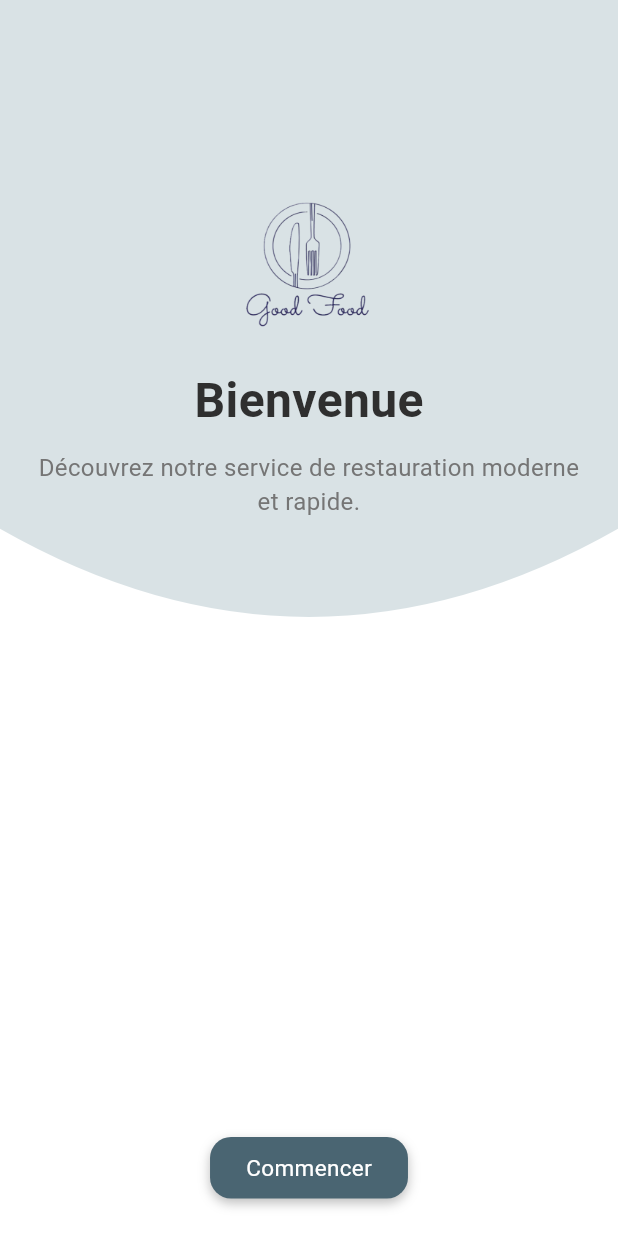
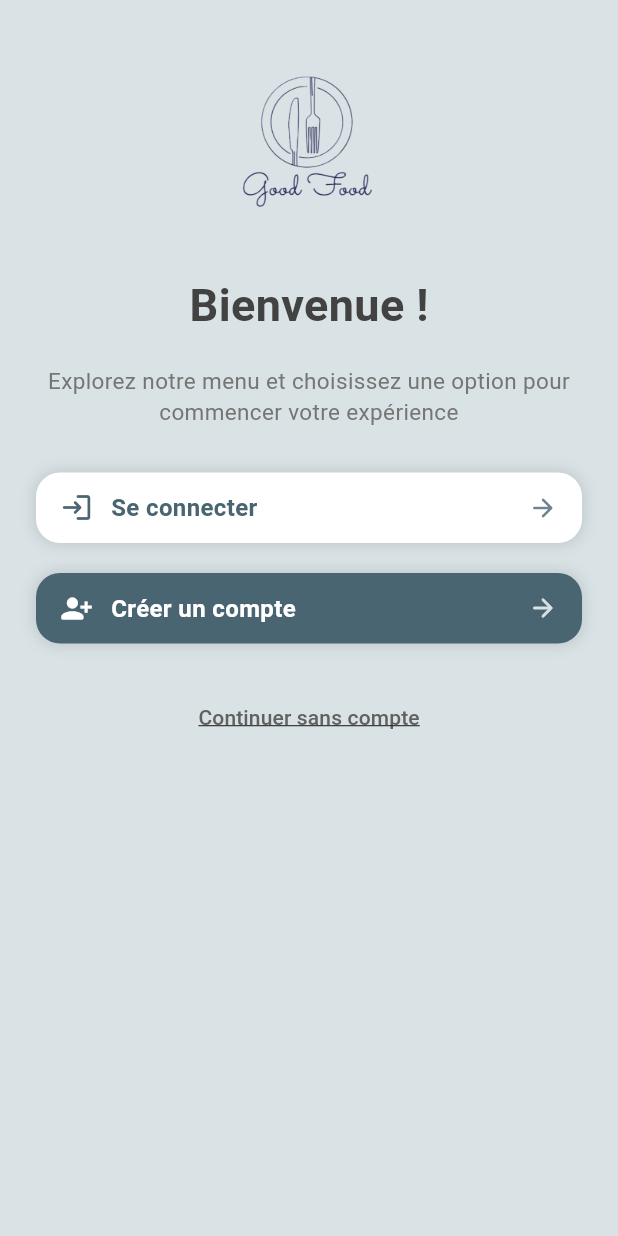
Before and after one commit to Ikram299/restaurant_app, a Flutter app: the screen it shows after launch, on a phone screen of 412 x 824 dp. Run offline on Flutter 3.47's test engine with Material 3 defaults, Android fonts, the phone set to English and light mode, and no system bars; Roboto replaces fonts that are missing (Poppins).

Commit message:
Sauvegarde des modifications locales

```diff
--- a/frontend/lib/main.dart
+++ b/frontend/lib/main.dart
@@ -2,6 +2,7 @@ import 'package:flutter/material.dart';
 import 'screens/welcome_screen.dart';
 import 'screens/login_screen.dart';
 import 'screens/signup_screen.dart';
+
 // Importer aussi home_screen si tu l'as
 
 void main() {
--- a/frontend/lib/screens/welcome_screen.dart
+++ b/frontend/lib/screens/welcome_screen.dart
@@ -1,103 +1,73 @@
 import 'package:flutter/material.dart';
 
-class WelcomeScreen extends StatefulWidget {
-  @override
-  _WelcomeScreenState createState() => _WelcomeScreenState();
-}
-
-class _WelcomeScreenState extends State<WelcomeScreen>
-    with SingleTickerProviderStateMixin {
-  late AnimationController _controller;
-  late Animation<Offset> _slideAnimation;
-  late Animation<double> _fadeAnimation;
-  late Animation<Offset> _buttonOffsetAnimation;
-  late Animation<double> _buttonOpacity;
-
-  final primaryColor = Color(0xFF4A6572);
-
-  @override
-  void initState() {
-    super.initState();
-
-    _controller = AnimationController(
-      vsync: this,
-      duration: Duration(milliseconds: 1600),
-    );
-
-    _slideAnimation = Tween<Offset>(
-      begin: Offset(0, -1),
-      end: Offset(0, 0),
-    ).animate(CurvedAnimation(
-      parent: _controller,
-      curve: Curves.easeOut,
-    ));
-
-    _fadeAnimation = CurvedAnimation(
-      parent: _controller,
-      curve: Interval(0.2, 1.0, curve: Curves.easeIn),
-    );
-
-    _buttonOffsetAnimation = Tween<Offset>(
-      begin: Offset(0, 0.4),
-      end: Offset(0, 0),
-    ).animate(CurvedAnimation(
-      parent: _controller,
-      curve: Curves.easeOut,
-    ));
-
-    _buttonOpacity = CurvedAnimation(
-      parent: _controller,
-      curve: Interval(0.5, 1.0, curve: Curves.easeIn),
-    );
-
-    _controller.forward();
-  }
-
-  @override
-  void dispose() {
-    _controller.dispose();
-    super.dispose();
-  }
-
+class WelcomeScreen extends StatelessWidget {
   @override
   Widget build(BuildContext context) {
     return Scaffold(
-      backgroundColor: Colors.white,
+      backgroundColor: const Color(0xFFD9E2E5),
       body: SafeArea(
-        child: Stack(
+        child: SingleChildScrollView(
+          padding: const EdgeInsets.symmetric(horizontal: 24, vertical: 32),
+          child: Column(
+            crossAxisAlignment: CrossAxisAlignment.center,
             children: [
-            // Cercle animé
-            SlideTransition(
-              position: _slideAnimation,
-              child: FadeTransition(
-                opacity: _fadeAnimation,
-                child: ClipPath(
-                  clipper: TopHalfCircleClipper(),
-                  child: Container(
-                    height: 470,
-                    color: Color(0xFFD9E2E5),
-                    child: Column(
-                      mainAxisAlignment: MainAxisAlignment.center,
-                      children: [
-                        AnimatedLogo(),
-                        SizedBox(height: 20),
+              // Logo
+              Image.asset(
+                'assets/logo.png',
+                width: 120,
+                height: 120,
+              ),
+              const SizedBox(height: 30),
+              // Titre
               Text(
-                          'Bienvenue',
+                'Bienvenue !',
                 style: TextStyle(
-                            fontSize: 32,
-                            fontWeight: FontWeight.bold,
-                            color: Color(0xFF2F2F2F),
+                  fontSize: 30,
+                  fontWeight: FontWeight.w700,
+                  fontFamily: 'Poppins',
+                  color: Colors.grey.shade800,
                 ),
               ),
-                        SizedBox(height: 10),
-                        Padding(
-                          padding: const EdgeInsets.symmetric(horizontal: 24.0),
-                          child: Text(
-                            "Découvrez notre service de restauration moderne et rapide.",
+              const SizedBox(height: 18),
+              // Sous-titre
+              Text(
+                'Explorez notre menu et choisissez une option pour commencer votre expérience',
                 textAlign: TextAlign.center,
                 style: TextStyle(
-                              fontSize: 16,
+                  fontSize: 15,
                   color: Colors.grey.shade600,
+                  height: 1.4,
+                  fontFamily: 'Poppins',
+                ),
+              ),
+              const SizedBox(height: 30),
+              // Carte de connexion
+              _buildAuthOption(
+                icon: Icons.login_rounded,
+                text: 'Se connecter',
+                bgColor: Colors.white,
+                textColor: const Color(0xFF4A6572),
+                onPressed: () => Navigator.pushNamed(context, '/login'),
+              ),
+              const SizedBox(height: 20),
+              // Carte de création de compte
+              _buildAuthOption(
+                icon: Icons.person_add_alt_1_rounded,
+                text: 'Créer un compte',
+                bgColor: const Color(0xFF4A6572),
+                textColor: Colors.white,
+                onPressed: () => Navigator.pushNamed(context, '/signup'),
+              ),
+              const SizedBox(height: 25),
+              // Lien sans compte
+              TextButton(
+                onPressed: () {},
+                child: Text(
+                  'Continuer sans compte',
+                  style: TextStyle(
+                    color: Colors.grey.shade700,
+                    fontFamily: 'Poppins',
+                    decoration: TextDecoration.underline,
                   ),
                 ),
               ),
@@ -105,118 +75,53 @@ class _WelcomeScreenState extends State<WelcomeScreen>
           ),
         ),
       ),
-              ),
-            ),
+    );
+  }
 
-            // Bouton plus bas et plus petit
-            Align(
-              alignment: Alignment.bottomCenter,
-              child: FadeTransition(
-                opacity: _buttonOpacity,
-                child: SlideTransition(
-                  position: _buttonOffsetAnimation,
-                  child: Padding(
-                    padding: const EdgeInsets.only(bottom: 25.0), // plus bas
-                    child: InkWell(
-                      onTap: () {
-                        Navigator.pushReplacementNamed(context, '/login');
-                      },
-                      borderRadius: BorderRadius.circular(14),
-                      splashColor: Colors.white24,
-                      highlightColor: Colors.transparent,
-                      child: Ink(
+  Widget _buildAuthOption({
+    required IconData icon,
+    required String text,
+    required Color bgColor,
+    required Color textColor,
+    required VoidCallback onPressed,
+  }) {
+    return InkWell(
+      onTap: onPressed,
+      borderRadius: BorderRadius.circular(16),
+      child: Container(
         decoration: BoxDecoration(
-                          color: primaryColor,
-                          borderRadius: BorderRadius.circular(14),
-                          boxShadow: [
+          color: bgColor,
+          borderRadius: BorderRadius.circular(16),
+          boxShadow: const [
             BoxShadow(
-                              color: Colors.black26,
-                              blurRadius: 6,
-                              offset: Offset(0, 3),
-                            ),
+              color: Colors.black12,
+              blurRadius: 8,
+              spreadRadius: 1,
+            )
           ],
         ),
-                        child: Padding(
-                          padding: const EdgeInsets.symmetric(
-                              horizontal: 24, vertical: 10), // plus petit
+        padding: const EdgeInsets.symmetric(vertical: 12, horizontal: 16), // Réduction du padding pour les rendre plus petits
+        child: Row(
+          children: [
+            Icon(icon, color: textColor, size: 22), // Réduction de la taille de l'icône
+            const SizedBox(width: 12), // Réduction de l'espacement
+            Expanded(
               child: Text(
-                            'Commencer',
+                text,
                 style: TextStyle(
-                              fontSize: 15,
-                              color: Colors.white,
+                  fontSize: 16, // Réduction de la taille de la police
+                  color: textColor,
+                  fontWeight: FontWeight.w600,
+                  fontFamily: 'Poppins',
                 ),
               ),
             ),
-                      ),
-                    ),
-                  ),
-                ),
-              ),
-            )
+            Icon(Icons.arrow_forward_rounded,
+                color: textColor.withOpacity(0.8),
+                size: 20), // Réduction de la taille de l'icône de la flèche
           ],
         ),
       ),
     );
   }
 }
-
-// Clipper pour créer le demi-cercle
-class TopHalfCircleClipper extends CustomClipper<Path> {
-  @override
-  Path getClip(Size size) {
-    Path path = Path();
-    path.lineTo(0, size.height * 0.75);
-    path.quadraticBezierTo(
-      size.width / 2,
-      size.height,
-      size.width,
-      size.height * 0.75,
-    );
-    path.lineTo(size.width, 0);
-    path.close();
-    return path;
-  }
-
-  @override
-  bool shouldReclip(CustomClipper<Path> oldClipper) => false;
-}
-
-// Logo animé
-class AnimatedLogo extends StatefulWidget {
-  @override
-  _AnimatedLogoState createState() => _AnimatedLogoState();
-}
-
-class _AnimatedLogoState extends State<AnimatedLogo>
-    with SingleTickerProviderStateMixin {
-  late AnimationController _controller;
-  late Animation<double> _animation;
-
-  @override
-  void initState() {
-    super.initState();
-    _controller = AnimationController(
-      vsync: this,
-      duration: Duration(seconds: 2),
-    );
-    _animation = CurvedAnimation(parent: _controller, curve: Curves.easeOut);
-    _controller.forward();
-  }
-
-  @override
-  void dispose() {
-    _controller.dispose();
-    super.dispose();
-  }
-
-  @override
-  Widget build(BuildContext context) {
-    return ScaleTransition(
-      scale: _animation,
-      child: Image.asset(
-        'assets/logo.png',
-        height: 100,
-      ),
-    );
-  }
-}
```
Also changed, not shown: frontend/lib/screens/login_screen.dart (+90 -38 lines), frontend/lib/screens/signup_screen.dart (+58 -10 lines), frontend/pubspec.yaml (+4 -13 lines). Lines whose indentation alone changed are shown as unchanged.
